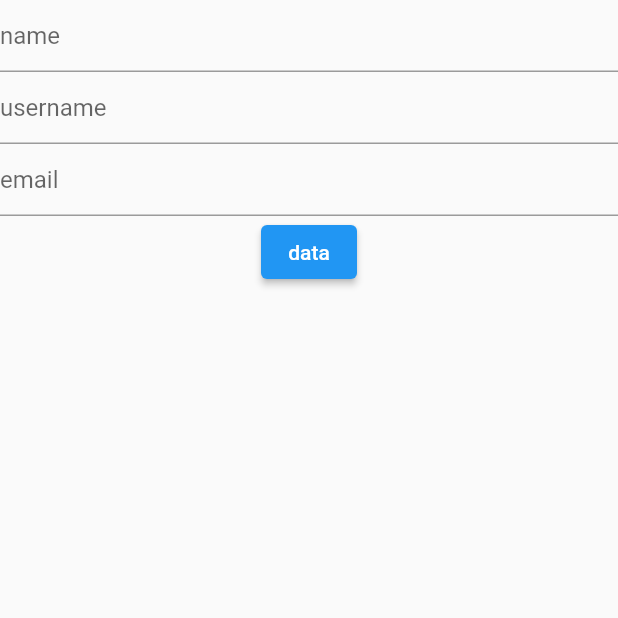
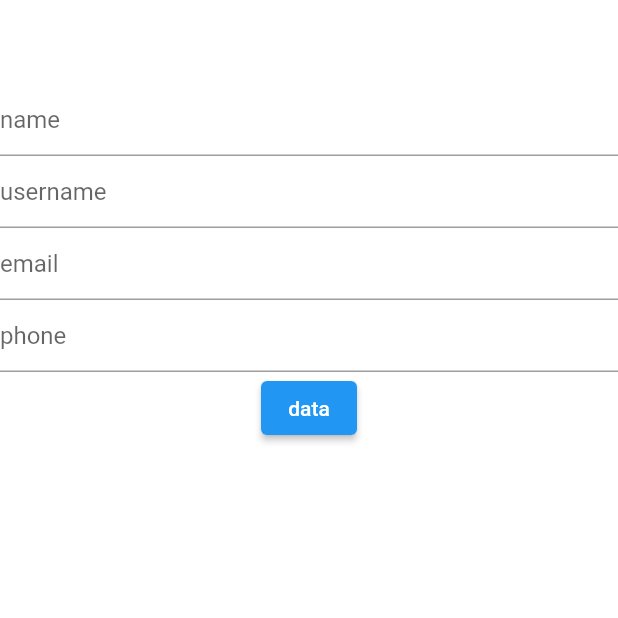
Before and after one commit to AbdulSaboor16/crud-operation-with-api-get-post-delete-update, a Flutter app: the screen it shows after launch, after a tap on "data", on a phone screen of 412 x 824 dp, the top half of it. Run offline on Flutter 3.47's test engine with Material 2 defaults, Android fonts, the phone set to English and light mode, and no system bars; network calls fail.

Commit message:
add phone working

```diff
--- a/lib/main.dart
+++ b/lib/main.dart
@@ -11,6 +11,7 @@ class MyApp extends StatelessWidget {
   @override
   Widget build(BuildContext context) {
     return MaterialApp(
+      debugShowCheckedModeBanner: false,
       home: HomeView(),
     );
   }
--- a/lib/views/add_user_data.dart
+++ b/lib/views/add_user_data.dart
@@ -13,6 +13,8 @@ class _AddUserDataState extends State<AddUserData> {
   TextEditingController nameController = TextEditingController();
   TextEditingController usernameController = TextEditingController();
   TextEditingController emailController = TextEditingController();
+    TextEditingController phoneController = TextEditingController();
+
   clear() {
     setState(() {
       nameController.clear();
@@ -24,6 +26,11 @@ class _AddUserDataState extends State<AddUserData> {
   @override
   Widget build(BuildContext context) {
     return Scaffold(
+      backgroundColor: Colors.white,
+      appBar: AppBar(
+        elevation: 0,
+        backgroundColor: Colors.white,
+      ),
       body: Column(
         children: [
           TextField(
@@ -38,15 +45,20 @@ class _AddUserDataState extends State<AddUserData> {
             controller: emailController,
             decoration: InputDecoration(hintText: "email"),
           ),
+            TextField(
+            controller:phoneController,
+            decoration: InputDecoration(hintText: "phone"),
+          ),
           Column(
             children: [
               ElevatedButton(
                   onPressed: () async {
-                    await postUser(
-                      Data(
+                    await postUser(Data(
                         name: nameController.text,
                         username: usernameController.text,
-                        email: emailController.text));
+                        email: emailController.text,
+                        phone: phoneController.text,
+                        ));
                     Navigator.pop(context);
                   },
                   child: Text("data"))
--- a/lib/views/home/homeview.dart
+++ b/lib/views/home/homeview.dart
@@ -24,6 +24,11 @@ class _HomeViewState extends State<HomeView> {
         },
         child: Text("data"),
       ),
+      backgroundColor: Colors.white,
+      appBar: AppBar(
+        elevation: 0,
+        backgroundColor: Colors.white,
+      ),
       body: FutureBuilder(
           future: getUsers(),
           builder: (BuildContext context, AsyncSnapshot snapshot) {
@@ -35,8 +40,13 @@ class _HomeViewState extends State<HomeView> {
                       title: Text(snapshot.data.data[index].name),
                       subtitle: Row(
                         children: [
-                          Text(snapshot.data.data[index].username),
+                          Column(
+                            children: [
+                              Text(snapshot.data.data[index].username),
                           Text(snapshot.data.data[index].email),
+                          Text(snapshot.data.data[index].phone.toString())
+                            ],
+                          )
                         ],
                       ),
                       trailing: Wrap(
@@ -57,6 +67,8 @@ class _HomeViewState extends State<HomeView> {
                                 TextEditingController usernamesController =
                                     TextEditingController();
                                 TextEditingController emailsController =
+                                    TextEditingController();
+                                    TextEditingController phonesController =
                                     TextEditingController();
                                 showDialog(
                                     context: context,
@@ -79,6 +91,11 @@ class _HomeViewState extends State<HomeView> {
                                               decoration: InputDecoration(
                                                   hintText: 'email'),
                                             ),
+                                             TextField(
+                                              controller: phonesController,
+                                              decoration: InputDecoration(
+                                                  hintText: 'phone'),
+                                            ),
                                             SizedBox(
                                               height: 20,
                                             ),
@@ -89,6 +106,7 @@ class _HomeViewState extends State<HomeView> {
                                                     name: namesController.text,
                                                      username: usernamesController.text,
                                                       email: emailsController.text,
+                                                      phone: phonesController.text,
                                                   ));
                                                setState(() {
                                                });
```
Also changed, not shown: lib/controller/homecontroller.dart (+0 -37 lines).
